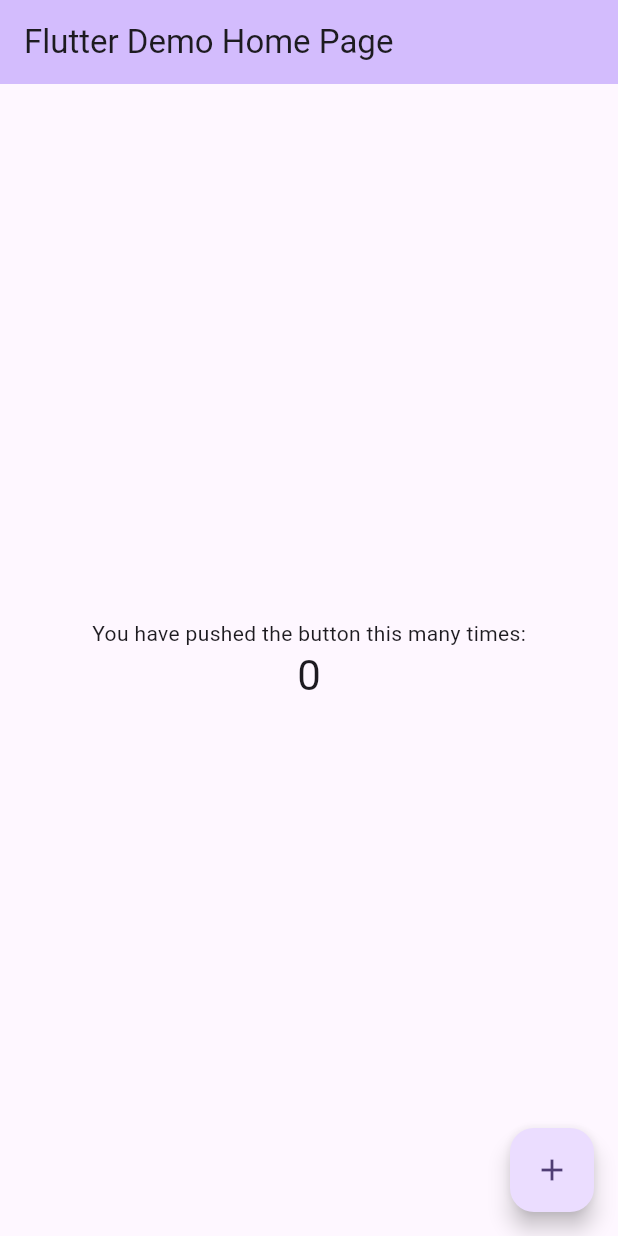
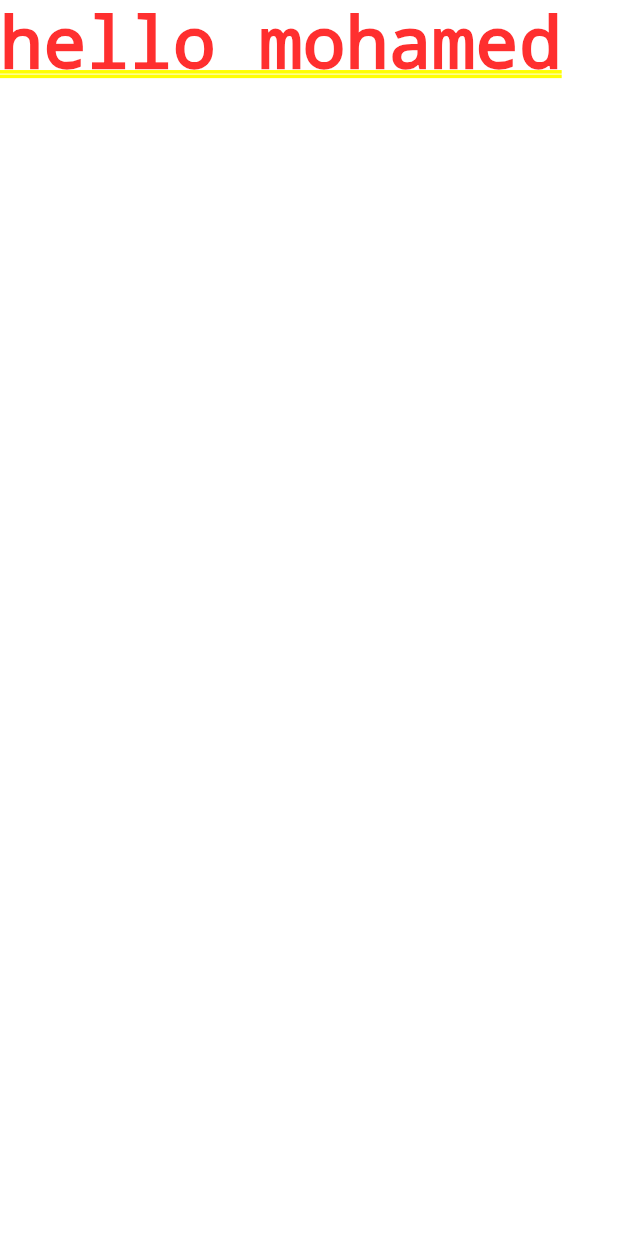
Before and after one commit to MohamedHamedAbdulhakam/breaking_bad_caracters, a Flutter app: the screen it shows after launch, on a phone screen of 412 x 824 dp. Run offline on Flutter 3.47's test engine with Material 3 defaults, Android fonts, the phone set to English and light mode, and no system bars; our stand-ins replace bloc.

Commit message:
app router , cubits, constants, models are done

```diff
--- /dev/null
+++ b/lib/app_router.dart
@@ -0,0 +1,17 @@
+import 'package:breaking_bad_caracters/constants.dart';
+import 'package:breaking_bad_caracters/constants/strings.dart';
+import 'package:breaking_bad_caracters/presentation_layer/screens/characters_deatailsa_screen.dart';
+import 'package:breaking_bad_caracters/presentation_layer/screens/characters_screen.dart';
+import 'package:flutter/material.dart';
+
+class AppRouter {
+  Route? generateRoute(RouteSettings setting) {
+    switch (setting.name) {
+      case characterScreen:
+        return MaterialPageRoute(builder: (_) => const CharactersScreen());
+      case charactersDetails:
+        return MaterialPageRoute(
+            builder: (_) => const CharactersDeatailsaScreen());
+    }
+  }
+}
--- /dev/null
+++ b/lib/buisness_logic_layer/cubit/characters_state.dart
@@ -0,0 +1,6 @@
+part of 'characters_cubit.dart';
+
+@immutable
+sealed class CharactersState {}
+
+final class CharactersInitial extends CharactersState {}
--- /dev/null
+++ b/lib/constants/strings.dart
@@ -0,0 +1,3 @@
+const baseUrl = 'https://rickandmortyapi.com/api';
+const characterScreen = '/';
+const charactersDetails = '/charactersDetails';
--- a/lib/main.dart
+++ b/lib/main.dart
@@ -1,125 +1,20 @@
+import 'package:breaking_bad_caracters/app_router.dart';
 import 'package:flutter/material.dart';
 
 void main() {
-  runApp(const MyApp());
+  runApp(BreakingBad(
+    appRouter: AppRouter(),
+  ));
 }
 
-class MyApp extends StatelessWidget {
-  const MyApp({super.key});
-
-  // This widget is the root of your application.
+class BreakingBad extends StatelessWidget {
+  const BreakingBad({super.key, required this.appRouter});
+  final AppRouter appRouter;
   @override
   Widget build(BuildContext context) {
     return MaterialApp(
-      title: 'Flutter Demo',
-      theme: ThemeData(
-        // This is the theme of your application.
-        //
-        // TRY THIS: Try running your application with "flutter run". You'll see
-        // the application has a purple toolbar. Then, without quitting the app,
-        // try changing the seedColor in the colorScheme below to Colors.green
-        // and then invoke "hot reload" (save your changes or press the "hot
-        // reload" button in a Flutter-supported IDE, or press "r" if you used
-        // the command line to start the app).
-        //
-        // Notice that the counter didn't reset back to zero; the application
-        // state is not lost during the reload. To reset the state, use hot
-        // restart instead.
-        //
-        // This works for code too, not just values: Most code changes can be
-        // tested with just a hot reload.
-        colorScheme: ColorScheme.fromSeed(seedColor: Colors.deepPurple),
-        useMaterial3: true,
-      ),
-      home: const MyHomePage(title: 'Flutter Demo Home Page'),
+      debugShowCheckedModeBanner: false,
+      onGenerateRoute: appRouter.generateRoute,
     );
   }
 }
-
-class MyHomePage extends StatefulWidget {
-  const MyHomePage({super.key, required this.title});
-
-  // This widget is the home page of your application. It is stateful, meaning
-  // that it has a State object (defined below) that contains fields that affect
-  // how it looks.
-
-  // This class is the configuration for the state. It holds the values (in this
-  // case the title) provided by the parent (in this case the App widget) and
-  // used by the build method of the State. Fields in a Widget subclass are
-  // always marked "final".
-
-  final String title;
-
-  @override
-  State<MyHomePage> createState() => _MyHomePageState();
-}
-
-class _MyHomePageState extends State<MyHomePage> {
-  int _counter = 0;
-
-  void _incrementCounter() {
-    setState(() {
-      // This call to setState tells the Flutter framework that something has
-      // changed in this State, which causes it to rerun the build method below
-      // so that the display can reflect the updated values. If we changed
-      // _counter without calling setState(), then the build method would not be
-      // called again, and so nothing would appear to happen.
-      _counter++;
-    });
-  }
-
-  @override
-  Widget build(BuildContext context) {
-    // This method is rerun every time setState is called, for instance as done
-    // by the _incrementCounter method above.
-    //
-    // The Flutter framework has been optimized to make rerunning build methods
-    // fast, so that you can just rebuild anything that needs updating rather
-    // than having to individually change instances of widgets.
-    return Scaffold(
-      appBar: AppBar(
-        // TRY THIS: Try changing the color here to a specific color (to
-        // Colors.amber, perhaps?) and trigger a hot reload to see the AppBar
-        // change color while the other colors stay the same.
-        backgroundColor: Theme.of(context).colorScheme.inversePrimary,
-        // Here we take the value from the MyHomePage object that was created by
-        // the App.build method, and use it to set our appbar title.
-        title: Text(widget.title),
-      ),
-      body: Center(
-        // Center is a layout widget. It takes a single child and positions it
-        // in the middle of the parent.
-        child: Column(
-          // Column is also a layout widget. It takes a list of children and
-          // arranges them vertically. By default, it sizes itself to fit its
-          // children horizontally, and tries to be as tall as its parent.
-          //
-          // Column has various properties to control how it sizes itself and
-          // how it positions its children. Here we use mainAxisAlignment to
-          // center the children vertically; the main axis here is the vertical
-          // axis because Columns are vertical (the cross axis would be
-          // horizontal).
-          //
-          // TRY THIS: Invoke "debug painting" (choose the "Toggle Debug Paint"
-          // action in the IDE, or press "p" in the console), to see the
-          // wireframe for each widget.
-          mainAxisAlignment: MainAxisAlignment.center,
-          children: <Widget>[
-            const Text(
-              'You have pushed the button this many times:',
-            ),
-            Text(
-              '$_counter',
-              style: Theme.of(context).textTheme.headlineMedium,
-            ),
-          ],
-        ),
-      ),
-      floatingActionButton: FloatingActionButton(
-        onPressed: _incrementCounter,
-        tooltip: 'Increment',
-        child: const Icon(Icons.add),
-      ), // This trailing comma makes auto-formatting nicer for build methods.
-    );
-  }
-}
--- /dev/null
+++ b/lib/presentation_layer/screens/characters_screen.dart
@@ -0,0 +1,12 @@
+import 'package:flutter/material.dart';
+
+class CharactersScreen extends StatelessWidget {
+  const CharactersScreen({super.key});
+
+  @override
+  Widget build(BuildContext context) {
+    return Container(
+      child: Text('hello mohamed'),
+    );
+  }
+}
```
Also changed, not shown: lib/buisness_logic_layer/cubit/characters_cubit.dart (added, +8 -0 lines), lib/constants/colors.dart (added, +7 -0 lines), lib/data_layer/models/characters.dart (added, +138 -0 lines), lib/presentation_layer/screens/characters_deatailsa_screen.dart (added, +10 -0 lines), pubspec.yaml (+8 -19 lines), pubspec.lock, 4 other files.
